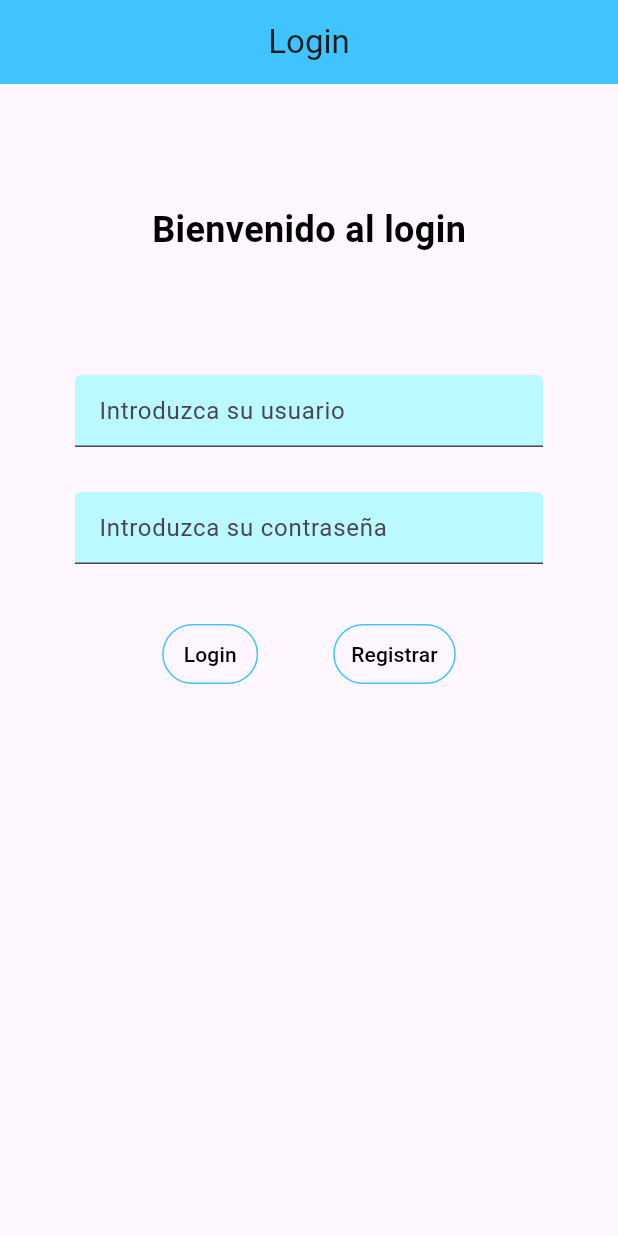
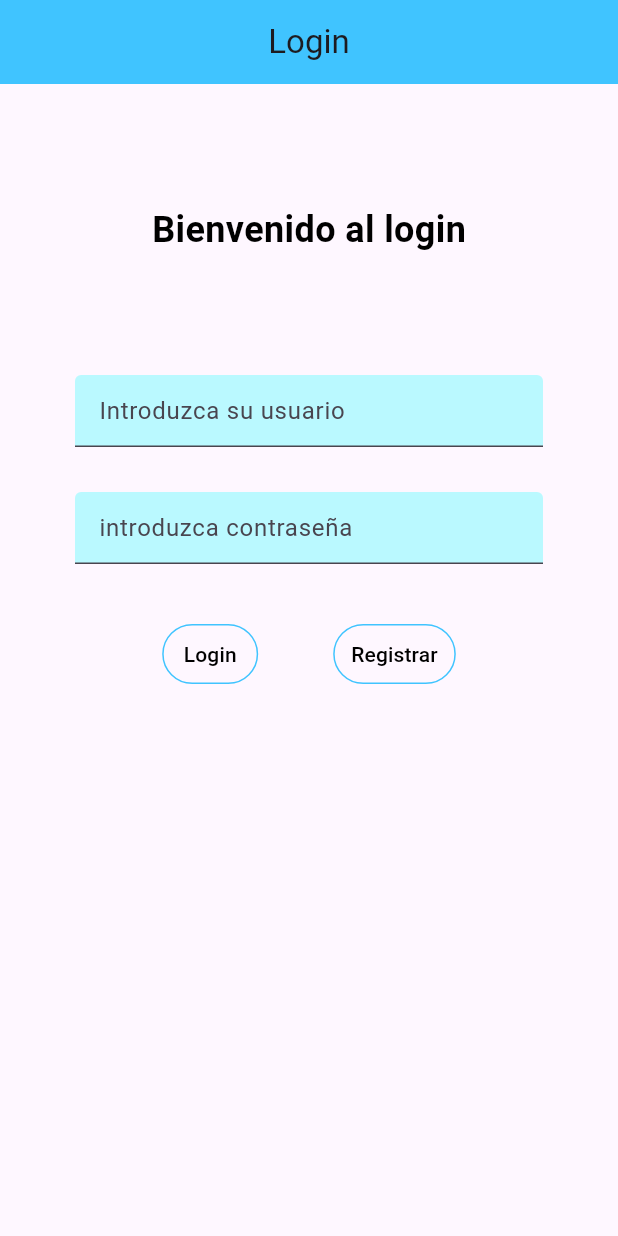
Before and after one commit to carlosgr1992/Examen_PMDM_PSP_CarlosGarciaRamirez, a Flutter app: the screen it shows after launch, on a phone screen of 412 x 824 dp. Run offline on Flutter 3.47's test engine with Material 3 defaults, Android fonts, the phone set to English and light mode, and no system bars.

Commit message:
PMDM E1:Creada la clase TextButtonCustom y aplicada al LoginView

```diff
--- /dev/null
+++ b/lib/customViews/TextButtonCustom.dart
@@ -0,0 +1,24 @@
+import 'package:flutter/material.dart';
+
+class TextButtonCustom extends StatelessWidget {
+  final VoidCallback? onPressed;
+  final String text;
+
+  TextButtonCustom({required this.onPressed, required this.text});
+
+  @override
+  Widget build(BuildContext context) {
+    return TextButton(
+      onPressed: onPressed,
+      style: ButtonStyle(
+        foregroundColor: MaterialStateProperty.all(Colors.black),
+        overlayColor: MaterialStateProperty.all(Colors.lightBlueAccent.withOpacity(0.1)),
+        side: MaterialStateProperty.all(BorderSide(color: Colors.lightBlueAccent)),
+      ),
+      child: Text(
+        text,
+        style: TextStyle(color: Colors.black),
+      ),
+    );
+  }
+}
--- /dev/null
+++ b/lib/customViews/TextFieldCustom.dart
@@ -0,0 +1,33 @@
+import 'package:flutter/material.dart';
+
+class TextFieldCustom extends StatelessWidget {
+  final String hintText;
+  final TextEditingController controller;
+  final bool obscureText;
+
+  const TextFieldCustom({
+    Key? key,
+    required this.hintText,
+    required this.controller,
+    this.obscureText = false,
+  }) : super(key: key);
+
+  @override
+  Widget build(BuildContext context) {
+    return Padding(
+      padding: const EdgeInsets.symmetric(horizontal: 50.0),
+      child: TextField(
+        controller: controller,
+        obscureText: obscureText,
+        decoration: InputDecoration(
+          fillColor: Color(0xFFBAF9FF),
+          filled: true,
+          hintText: hintText,
+          focusedBorder: UnderlineInputBorder(
+            borderSide: BorderSide(color: Colors.lightBlueAccent),
+          ),
+        ),
+      ),
+    );
+  }
+}
--- a/lib/onBoarding/LoginView.dart
+++ b/lib/onBoarding/LoginView.dart
@@ -1,6 +1,12 @@
+import 'package:examen_pmdm_psp_carlosgarciaramirez/customViews/TextButtonCustom.dart';
 import 'package:flutter/material.dart';
 
+import '../customViews/TextFieldCustom.dart';
+
 class LoginView extends StatelessWidget {
+
+  final TextEditingController emailController = TextEditingController();
+  final TextEditingController passController = TextEditingController();
 
   @override
   Widget build(BuildContext context) {
@@ -24,64 +30,25 @@ class LoginView extends StatelessWidget {
               ),
             ),
             SizedBox(height: 80),
-            Padding(
-              padding: const EdgeInsets.symmetric(horizontal: 50.0),
-              child: TextField(
-
-                decoration: InputDecoration(
-                  fillColor: Color(0xFFBAF9FF),
-                  filled: true,
-                  hintText: "Introduzca su usuario",
-                  focusedBorder: UnderlineInputBorder(
-                    borderSide: BorderSide(color: Colors.lightBlueAccent),
-                  ),
-                ),
-              ),
-            ),
+            TextFieldCustom(
+                hintText: "Introduzca su usuario",
+                controller: emailController),
             SizedBox(height: 30),
-            Padding(
-              padding: const EdgeInsets.symmetric(horizontal: 50.0),
-              child: TextFormField(
-
-                decoration: InputDecoration(
-                  fillColor: Color(0xFFBAF9FF),
-                  filled: true,
-                  hintText: "Introduzca su contraseña",
-                  focusedBorder: UnderlineInputBorder(
-                    borderSide: BorderSide(color: Colors.lightBlueAccent),
-                  ),
-                ),
-                obscureText: true,
-              ),
-            ),
+            TextFieldCustom(
+                hintText: "introduzca contraseña",
+                controller: passController,
+                obscureText: true),
             Row(
               mainAxisAlignment: MainAxisAlignment.center,
               children: [
                 SizedBox(
                   height: 120,
                 ),
-                TextButton(
-                  onPressed: null,
-                  style: ButtonStyle(
-                      side: MaterialStateProperty.all(
-                          BorderSide(color: Colors.lightBlueAccent))),
-                  child: Text(
-                    "Login",
-                    style: TextStyle(color: Colors.black),
-                  ),
-                ),
+                TextButtonCustom(onPressed: null, text: "Login"),
                 SizedBox(
                   width: 50,
                 ),
-                TextButton(
-                    onPressed: null,
-                    style: ButtonStyle(
-                        side: MaterialStateProperty.all(
-                            BorderSide(color: Colors.lightBlueAccent))),
-                    child: Text(
-                      "Registrar",
-                      style: TextStyle(color: Colors.black),
-                    ))
+          TextButtonCustom(onPressed: null, text: "Registrar"),
               ],
             )
           ],
```
Also changed, not shown: lib/custom/TextFieldCustom.dart (deleted).
